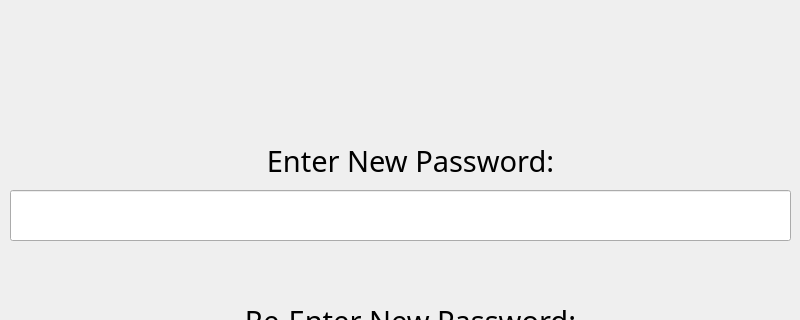
The window that resetpassword.ui (TheTallProgrammer/Password-Manager) describes before a commit, drawn with Qt 5; both pictures show x 0 to 800 and y 0 to 320 of the 800 by 600 pixel window.
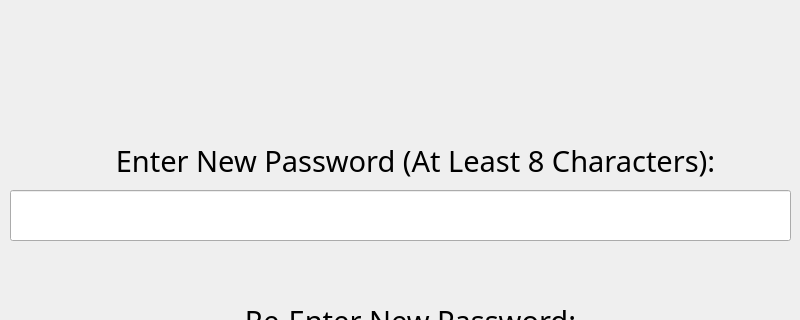
The same window after the commit.

Commit message: reset password functionality works

The edit to the form file:
```diff
--- a/resetpassword.ui
+++ b/resetpassword.ui
@@ -54,9 +54,9 @@
   <widget class="QLabel" name="label">
    <property name="geometry">
     <rect>
-     <x>250</x>
+     <x>100</x>
      <y>140</y>
-     <width>321</width>
+     <width>631</width>
      <height>41</height>
     </rect>
    </property>
@@ -67,7 +67,7 @@
     </font>
    </property>
    <property name="text">
-    <string>Enter New Password:</string>
+    <string>Enter New Password (At Least 8 Characters):</string>
    </property>
    <property name="alignment">
     <set>Qt::AlignmentFlag::AlignCenter</set>
```
Left out of the diff: 26 changed lines with no effect on the pictures. The commit also changes 21 other files.
